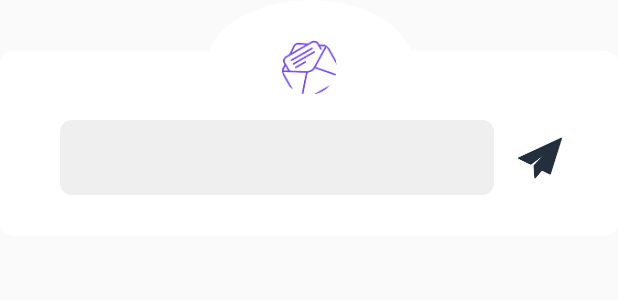
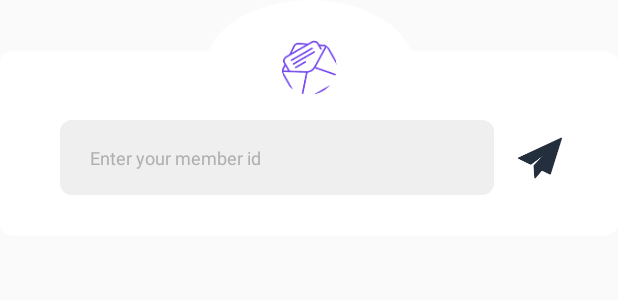
Before and after one commit to mehmettas/MVVM_firebase_realtime_family_tracker, an Android app: the layout dialog_invite.xml on its own in the app's theme, with its tools: preview values and no code run, on a phone screen of 412 x 824 dp. Shown: the top 300 px of the screen. Run offline under Robolectric (Android 15) with nearby library versions, the phone set to English and light mode, and no system bars.

Commit message:
hint color fixes

```diff
--- a/family_track/app/src/main/res/layout/activity_login.xml
+++ b/family_track/app/src/main/res/layout/activity_login.xml
@@ -68,7 +68,7 @@
                 android:background="@drawable/bg_edittext_white"
                 android:layout_marginTop="8dp"
                 android:hint="@string/familyIdHint"
-                android:textColor="@color/textColorRegular"
+                android:textColor="@android:color/black"
                 android:textColorHint="@color/textColorRegular"
                 android:textSize="12sp"
                 android:layout_marginEnd="16dp"
--- a/family_track/app/src/main/res/layout/dialog_invite.xml
+++ b/family_track/app/src/main/res/layout/dialog_invite.xml
@@ -40,6 +40,11 @@
                 android:layout_width="0dp"
                 app:layout_constraintTop_toTopOf="parent"
                 android:layout_marginTop="10dp"
+                android:textSize="12sp"
+                android:textColor="@android:color/black"
+                android:textColorHint="@color/textColorRegular"
+                android:hint="@string/enterMemberId"
+                android:paddingStart="20dp"
                 android:layout_marginStart="40dp"
                 android:inputType="number"
                 app:layout_constraintStart_toStartOf="parent"
--- a/family_track/app/src/main/res/values/strings.xml
+++ b/family_track/app/src/main/res/values/strings.xml
@@ -12,5 +12,6 @@
     <string name="memberIDtext">Your member ID: </string>
     <string name="memberCount">Members: </string>
     <string name="okey">Okey</string>
+    <string name="enterMemberId">Enter your member id</string>
 
 </resources>
```
